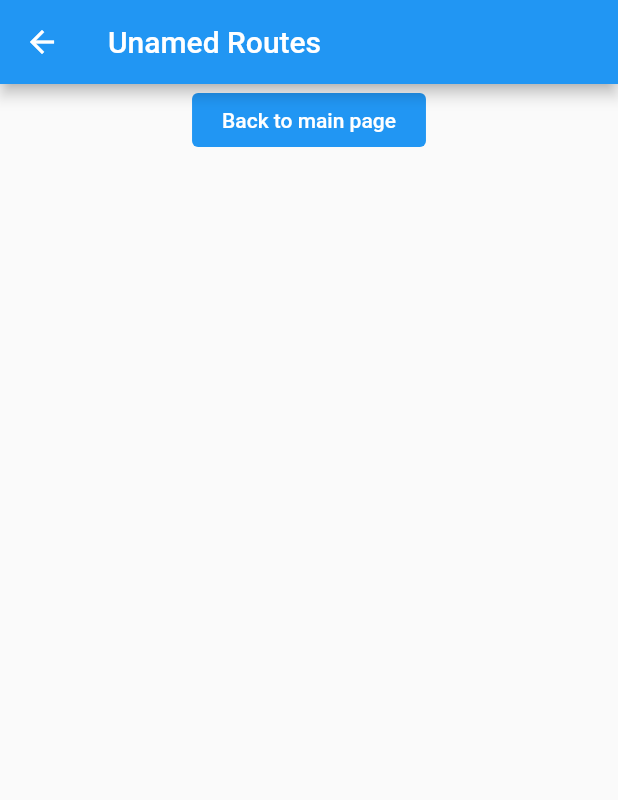
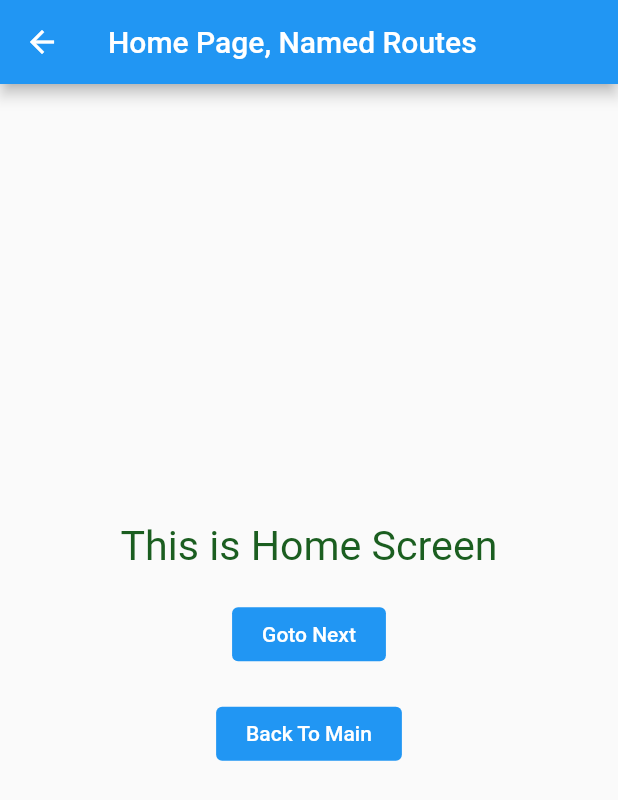
Before and after one commit to mouradneb/getx_training, a Flutter app: the screen it shows after launch, after a tap on "Goto Home", on a phone screen of 412 x 824 dp. Shown: the top 800 px of the screen. Run offline on Flutter 3.47's test engine with Material 2 defaults, Android fonts, the light colour scheme and no system bars; our stand-ins replace flutter_screenutil, get.

Commit message:
initialRoute, defaultTransition, getPages: [GetPage(name: '/', page: () => MyApp())],unknownRoute: GetPage(name: '/notfound', page: () => UnknowRoute()), Get.parameters,'/:somevalue','url?p1&p2'

```diff
--- /dev/null
+++ b/lib/06_named_routes/06_named_routes.dart
@@ -0,0 +1,48 @@
+import 'package:flutter/material.dart';
+import 'package:getx_training/custom_text_button.dart';
+import 'package:get/get.dart';
+import 'package:flutter_screenutil/flutter_screenutil.dart';
+
+class NamedRoutes_06 extends StatelessWidget {
+  const NamedRoutes_06({Key? key}) : super(key: key);
+
+  @override
+  Widget build(BuildContext context) {
+    return SafeArea(
+      child: Scaffold(
+        appBar: AppBar(
+          title: Text("Home Page, Named Routes"),
+        ),
+        body: Center(
+          child: Column(
+            mainAxisAlignment: MainAxisAlignment.center,
+            children: [
+              Text(
+                "This is Home Screen",
+                style: TextStyle(fontSize: 24.w, color: Colors.green.shade900),
+              ),
+              SizedBox(height: 16.w),
+              CustomTextButton(
+                  text: "Goto Next",
+                  onPressed: () {
+                    Get.toNamed("/nextscreen");
+                    // Get.toNamed("/nextscreen/30101975"); // 06 - 02
+                  }),
+              SizedBox(height: 16.w),
+              CustomTextButton(
+                  text: "Back To Main",
+                  onPressed: () {
+                    Get.toNamed("/");
+                  }),
+              SizedBox(height: 16.w),
+              /*Text(
+                "Channel name is ${Get.parameters['channel'] ?? 'Empty'} and content is ${Get.parameters['content'] ?? 'Empty'}",
+                style: TextStyle(color: Colors.red, fontSize: 30),
+              ), */ //06 - 01
+            ],
+          ),
+        ),
+      ),
+    );
+  }
+}
--- a/lib/main.dart
+++ b/lib/main.dart
@@ -4,6 +4,9 @@ import 'package:get/get.dart';
 import 'package:getx_training/03_show_dialog.dart';
 import 'package:getx_training/04_bottomsheet_dynamictheme.dart';
 import 'package:getx_training/05_unamed_routes.dart';
+import 'package:getx_training/06_named_routes/06_named_routes.dart';
+import 'package:getx_training/06_named_routes/next_screen.dart';
+import 'package:getx_training/06_named_routes/unknow_route.dart';
 import './02_snackbar.dart';
 import 'custom_text_button.dart';
 import 'home.dart';
@@ -19,6 +22,26 @@ class MyApp extends StatelessWidget {
       designSize: const Size(360, 690),
       builder: () => GetMaterialApp(
           debugShowCheckedModeBanner: false,
+          title: "Navigation", // 06
+          initialRoute: "/", // 06
+          defaultTransition: Transition.zoom, // 06
+          getPages: [
+            GetPage(name: "/", page: () => MyApp()),
+            GetPage(name: "/home", page: () => NamedRoutes_06()),
+            GetPage(
+              name: "/nextscreen",
+              page: () => NextScreen(),
+              transition: Transition.leftToRight,
+            ),
+            /*GetPage(
+              name: "/nextscreen/:someValue",
+              page: () => NextScreen(),
+              transition: Transition.leftToRight,
+            ), */ // 06 - 02
+          ],
+          unknownRoute:
+              GetPage(name: '/notfound', page: () => UnknowRoute()), // 06 - 03
+          // 06
           home: SafeArea(
             child: Scaffold(
               appBar: AppBar(
@@ -38,7 +61,7 @@ class MyApp extends StatelessWidget {
                                 // "Show Dialog",  //03
                                 // "Bottom Sheet", //04
                                 "Goto Home", //05
-                            onPressed: () async {
+                            onPressed: () {
                               //Get.to(Home()),
                               // SnackBar_02.show(),
                               // ShowDialog_03.Show(),
@@ -56,8 +79,15 @@ class MyApp extends StatelessWidget {
 
                               /* Get.to(UnamedRoutes_05(),
                                   arguments: "Data From Main"), */
-                              var data = await Get.to(UnamedRoutes_05());
-                              print(data);
+                              /* var data = await Get.to(UnamedRoutes_05());
+                              print(data); */ // 05
+
+                              // 06
+                              Get.toNamed("/home");
+                              // Get.offNamed("/home");
+                              // Get.offAllNamed("/home");
+                              /* Get.toNamed(
+                                  "/home?channel=Ripples Code&content=Flutter Getx");*/ // 06 - 01
                             }),
                       ),
                     ),
```
Also changed, not shown: lib/06_named_routes/next_screen.dart (added, +48 -0 lines), lib/06_named_routes/unknow_route.dart (added, +17 -0 lines).
